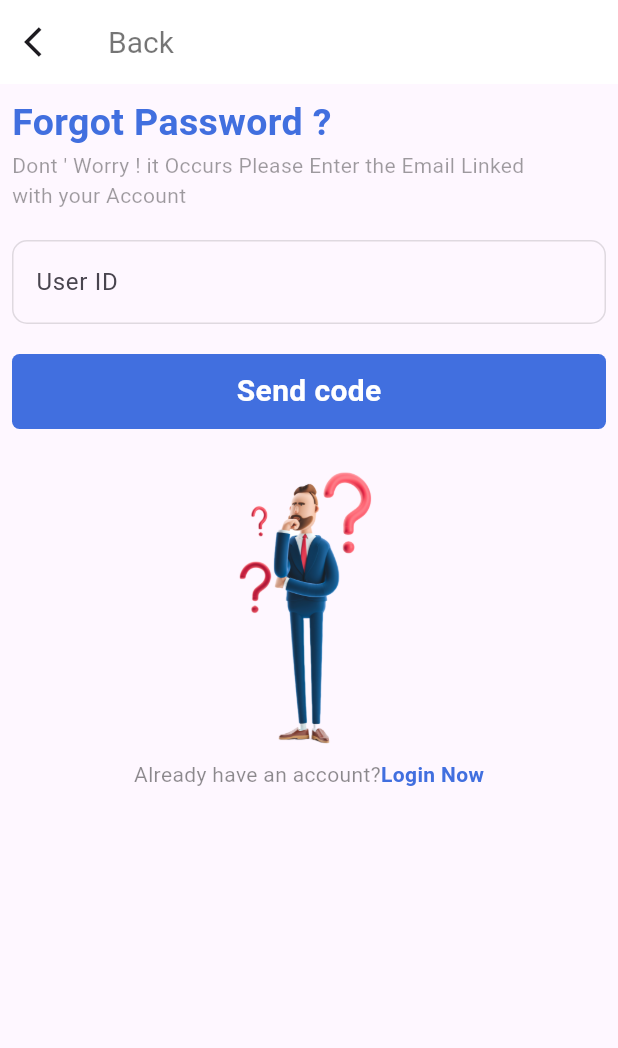
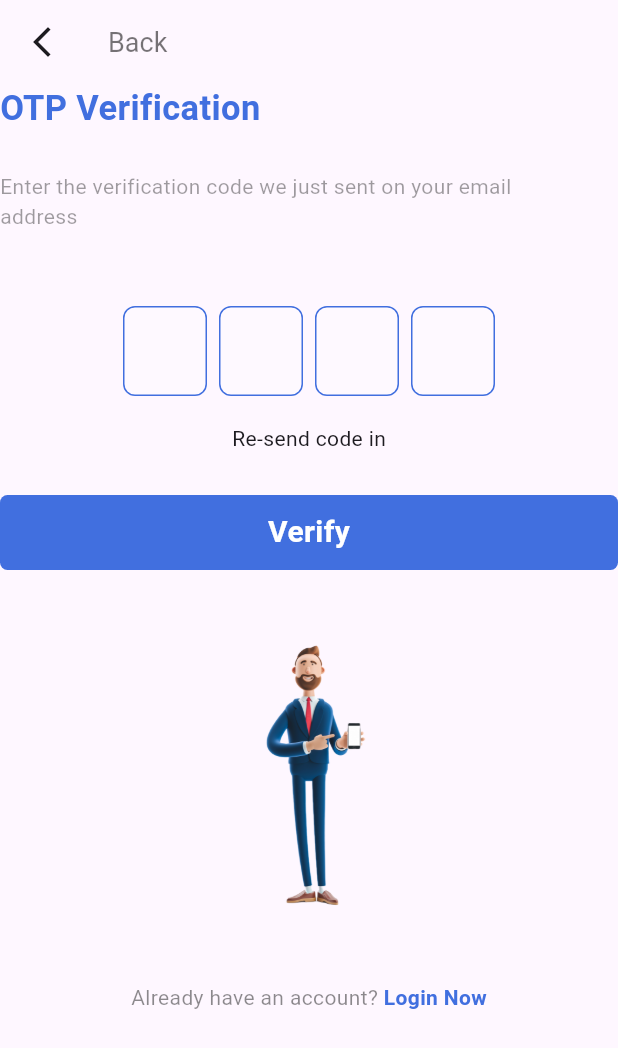
Before and after one commit to venkadeshwaran77/githubflutterapplication, a Flutter app: the OtpScreen screen opened by its route, on a phone screen of 412 x 824 dp. Shown: the top 1048 px of the screen. Run offline on Flutter 3.47's test engine with Material 3 defaults, Android fonts, the phone set to English and light mode, and no system bars; drawn by our look-alikes of pinput.

Commit message:
add files

```diff
--- a/lib/createnew_password.dart
+++ b/lib/createnew_password.dart
@@ -8,6 +8,7 @@ class CreatePassword extends StatelessWidget {
   Widget build(BuildContext context) {
     return Scaffold(
       appBar: AppBar(
+        backgroundColor:Colors.white,
         title: Text(
           "Back",
           textAlign: TextAlign.start,
@@ -20,6 +21,7 @@ class CreatePassword extends StatelessWidget {
           icon: Icon(Icons.arrow_back_ios),
         ),
       ),
+      backgroundColor:Colors.white,
       body: Padding(
         padding: EdgeInsets.all(8),
         child: Form(
@@ -76,7 +78,7 @@ class CreatePassword extends StatelessWidget {
                 ),
               ),
               SizedBox(height: 20),
-              GestureDetector(
+              InkWell(
                 onTap: () {},
                 child: Container(
                   height: 50,
@@ -96,6 +98,7 @@ class CreatePassword extends StatelessWidget {
                   ),
                 ),
               ),
+              SizedBox(height:25),
               Center(
                 child: Column(
                   children: [
--- a/lib/forgot_password.dart
+++ b/lib/forgot_password.dart
@@ -19,6 +19,7 @@ class ForgotPasswordscreen extends StatelessWidget {
          }, icon:Icon(Icons.arrow_back_ios),
         ),
       ),
+      backgroundColor:Colors.white,
       body:SingleChildScrollView(
         child: Padding(
           padding: const EdgeInsets.all(8.0),
@@ -31,6 +32,7 @@ class ForgotPasswordscreen extends StatelessWidget {
              color:lightColorScheme.primary,
              ),
              ),
+             SizedBox(height:20),
               Text("Dont\t' Worry ! it Occurs Please Enter the Email Linked",
                 style:TextStyle(color:Colors.black38,fontSize:14),
                 ),
@@ -42,8 +44,8 @@ class ForgotPasswordscreen extends StatelessWidget {
                 SizedBox(height:20),
                 TextFormField(
                   decoration: InputDecoration(
-                    label: Text('User ID'),
-                    hintText: "Enter User ID",
+                    label: Text('Email ID'),
+                    hintText: "Enter Email ID",
                     hintStyle: TextStyle(color: Colors.black26),
                     border: OutlineInputBorder(
                       borderSide: BorderSide(color: Colors.black12),
@@ -73,7 +75,7 @@ class ForgotPasswordscreen extends StatelessWidget {
                       ),
                     ),
                    ),
-                   SizedBox(height:20),
+                   SizedBox(height:30),
                    Center(
                      child: Column(
                       children: [
@@ -84,6 +86,7 @@ class ForgotPasswordscreen extends StatelessWidget {
                       ],
                      ),
                    ),
+                   SizedBox(height:30),
                    Padding(
                         padding: const EdgeInsets.only(
                           bottom: BorderSide.strokeAlignCenter,
--- a/lib/login_page.dart
+++ b/lib/login_page.dart
@@ -20,9 +20,9 @@ class _loginscreenState extends State<loginscreen> {
           style: TextStyle(color: Colors.black54, fontSize: 20),
         ),
         backgroundColor: Colors.white,
-        leading: IconButton(onPressed:(){}, icon:Icon(Icons.arrow_back_ios),
+        leading: IconButton(onPressed: () {}, icon: Icon(Icons.arrow_back_ios)),
       ),
-      ),
+      backgroundColor: Colors.white,
       body: Padding(
         padding: const EdgeInsets.all(10),
         child: Form(
@@ -37,7 +37,7 @@ class _loginscreenState extends State<loginscreen> {
                   color: lightColorScheme.primary,
                 ),
               ),
-              SizedBox(height:25),
+              SizedBox(height: 25),
               TextFormField(
                 decoration: InputDecoration(
                   label: Text('User ID'),
@@ -71,6 +71,7 @@ class _loginscreenState extends State<loginscreen> {
               ),
               SizedBox(height: 20),
               Row(
+                mainAxisAlignment:MainAxisAlignment.end,
                 children: [
                   GestureDetector(
                     onTap: () {
@@ -113,14 +114,16 @@ class _loginscreenState extends State<loginscreen> {
                   ),
                 ),
               ),
+              SizedBox(height: 20),
               Expanded(
                 child: Column(
                   children: [
                     Image(
-                      image:AssetImage("assets/login.png"),
-                      height:200,
-                      width:200,
+                      image: AssetImage("assets/login.png"),
+                      height: 200,
+                      width: 200,
                     ),
+                    SizedBox(height: 35),
                     Padding(
                       padding: const EdgeInsets.only(
                         bottom: BorderSide.strokeAlignCenter,
@@ -132,11 +135,19 @@ class _loginscreenState extends State<loginscreen> {
                             'Already have an account?',
                             style: TextStyle(color: Colors.black45),
                           ),
-                          Text(
+                          GestureDetector(
+                            onTap: () {
+                              Navigator.pushReplacementNamed(
+                                context,
+                                "otp_screen",
+                              );
+                            },
+                            child: Text(
                               "Login Now",
                               style: TextStyle(
                                 fontWeight: FontWeight.bold,
                                 color: lightColorScheme.primary,
+                              ),
                             ),
                           ),
                         ],
--- a/lib/otpscreen.dart
+++ b/lib/otpscreen.dart
@@ -1,61 +1,84 @@
 import 'package:flutter/material.dart';
+import 'package:flutter/services.dart';
 import 'package:flutter_application_1/thems/colors.theme.dart';
+import 'package:pinput/pinput.dart';
 
 class OtpScreen extends StatelessWidget {
-  const OtpScreen ({super.key});
+  const OtpScreen({super.key});
 
   @override
   Widget build(BuildContext context) {
+    final defaultpinTheme = PinTheme(
+      width:56,
+      height:60,
+      textStyle:TextStyle(
+        fontSize:22,
+        color:Colors.black,
+      ),
+      decoration:BoxDecoration(
+        color:Colors.white24,
+        borderRadius:BorderRadius.circular(8),
+        border:Border.all(color:lightColorScheme.primary),
+      ),
+    );
     return Scaffold(
-      appBar:AppBar(
+      appBar: AppBar(
         title: Text(
           "Back",
-          textAlign: TextAlign.start,
-          style: TextStyle(color: Colors.black54, fontSize: 20),
+          style: TextStyle(fontSize: 18, color: Colors.black54),
         ),
-        backgroundColor: Colors.white,
-         leading: IconButton(onPressed:(){
-          Navigator.pushReplacementNamed(context,"Login_screen");
-         }, icon:Icon(Icons.arrow_back_ios),
+        leading: IconButton(
+          onPressed: () {
+            Navigator.pushReplacementNamed(context, "Login_screen");
+          },
+          icon: Icon(Icons.arrow_back_ios_new),
         ),
       ),
-      body:SingleChildScrollView(
-        child: Padding(
-          padding: const EdgeInsets.all(8.0),
-          child: Form(
-          child:Column(
-            crossAxisAlignment:CrossAxisAlignment.start,
+      body: Column(
+        crossAxisAlignment: CrossAxisAlignment.start,
         children: [
-             Text("Forgot Password ?",
-             style:TextStyle(fontSize:25,fontWeight:FontWeight.w600,
-             color:lightColorScheme.primary,
+          Text(
+            "OTP Verification",
+            style: TextStyle(
+              fontSize: 23,
+              color: lightColorScheme.primary,
+              fontWeight: FontWeight.w600,
             ),
           ),
-              Text("Dont\t' Worry ! it Occurs Please Enter the Email Linked",
-                style:TextStyle(color:Colors.black38,fontSize:14),
+          SizedBox(height:25),
+          Text(
+            "Enter the verification code we just sent on your email",
+            style: TextStyle(color: Colors.black38, fontSize: 14),
           ),
-                Text("with your Account",
-                style:TextStyle(
-                  color:Colors.black38,fontSize:14,
+          Text(
+            "address",
+            style: TextStyle(color: Colors.black38, fontSize: 14),
+          ),
+          Padding(
+            padding: EdgeInsets.all(10),
+            child:Container(
+              margin: EdgeInsets.only(top:40),
+             width: double.infinity,
+              child:Pinput(
+                length:4,
+               defaultPinTheme:defaultpinTheme,
+               focusedPinTheme:defaultpinTheme.copyWith(
+                decoration:defaultpinTheme.decoration!.copyWith(
+                  border:Border.all(color:Colors.white)
                 ),
                ),
-                SizedBox(height:20),
-                TextFormField(
-                  decoration: InputDecoration(
-                    label: Text('User ID'),
-                    hintText: "Enter User ID",
-                    hintStyle: TextStyle(color: Colors.black26),
-                    border: OutlineInputBorder(
-                      borderSide: BorderSide(color: Colors.black12),
-                      borderRadius: BorderRadius.circular(10),
-                    ),
-                    enabledBorder: OutlineInputBorder(
-                      borderSide: BorderSide(color: Colors.black12),
-                      borderRadius: BorderRadius.circular(10),
+               onCompleted:(pin)=>debugPrint(pin),
               ),
             ),
           ),
-                SizedBox(height:20),
+          Padding(
+            padding: const EdgeInsets.all(8.0),
+            child: Center(child: Text("Re-send code in")),
+          ),
+          SizedBox(height: 20),
+            Column(
+              mainAxisAlignment:MainAxisAlignment.spaceEvenly,
+            children: [
                 Container(
                  height: 50,
                       decoration: BoxDecoration(
@@ -64,7 +87,7 @@ class OtpScreen extends StatelessWidget {
                       ),
                      child: Center(
                         child: Text(
-                        "Send code",
+                          "Verify",
                           style: TextStyle(
                             color: Colors.white,
                             fontSize: 20,
@@ -73,17 +96,18 @@ class OtpScreen extends StatelessWidget {
                         ),
                       ),
                     ),
-                   SizedBox(height:20),
-                   Center(
+              ],
+            ),
+          SizedBox(height: 35),
+          Expanded(
             child: Column(
               children: [
-                        Image(image:AssetImage("assets/forgotpassword.png"),
-                        height:200,
-                        width:200,
+                Image(
+                  image: AssetImage("assets/otp.png"),
+                  height: 200,
+                  width: 200,
                 ),
-                      ],
-                     ),
-                   ),
+                SizedBox(height: 40),
                 Padding(
                   padding: const EdgeInsets.only(
                     bottom: BorderSide.strokeAlignCenter,
@@ -95,11 +119,16 @@ class OtpScreen extends StatelessWidget {
                         'Already have an account?',
                         style: TextStyle(color: Colors.black45),
                       ),
-                            Text(
-                              "Login Now",
+                      GestureDetector(
+                        onTap: () {
+                          Navigator.pushReplacementNamed(context, "otp_screen");
+                        },
+                        child: Text(
+                          " Login Now",
                           style: TextStyle(
                             fontWeight: FontWeight.bold,
                             color: lightColorScheme.primary,
+                          ),
                         ),
                       ),
                     ],
@@ -108,8 +137,8 @@ class OtpScreen extends StatelessWidget {
               ],
             ),
           ),
+        ],
       ),
-      ) ,
     );
   }
 }
--- a/pubspec.yaml
+++ b/pubspec.yaml
@@ -34,7 +34,7 @@ dependencies:
   # The following adds the Cupertino Icons font to your application.
   # Use with the CupertinoIcons class for iOS style icons.
   cupertino_icons: ^1.0.8
-
+  pinput: ^5.0.1
 dev_dependencies:
   flutter_test:
     sdk: flutter
```
Also changed, not shown: pubspec.lock. Lines whose indentation alone changed are shown as unchanged.
